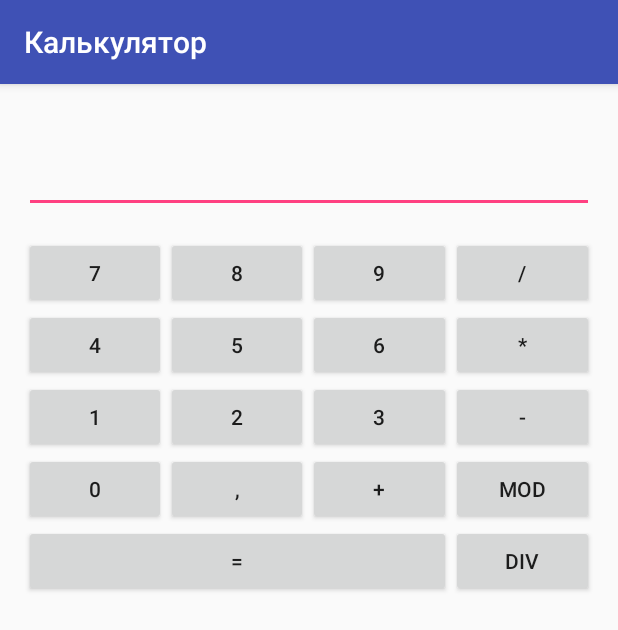
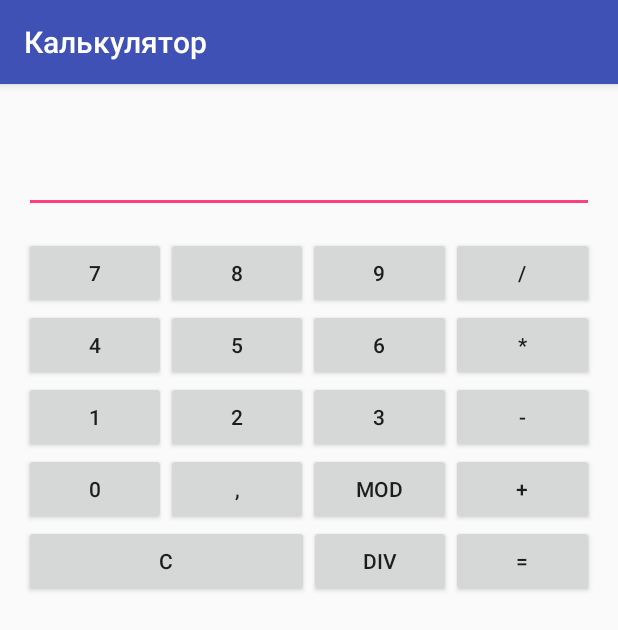
Before and after one commit to viamarvin/cp481, an Android app: the CalcActivity screen opened directly, with no data from a screen before it, on a phone screen of 412 x 824 dp. Shown: the top 630 px of the screen. Run offline under Robolectric (Android 15) with nearby library versions, the phone set to English and light mode, and no system bars.

Commit message:
- add reset button - fixed bug

```diff
--- a/app/src/main/res/layout/calc.xml
+++ b/app/src/main/res/layout/calc.xml
@@ -13,6 +13,12 @@
 
         <TextView
             android:id="@+id/resultField"
+            android:layout_width="0dp"
+            android:layout_weight="1"
+            android:textSize="18sp"
+            android:layout_height="wrap_content" />
+        <TextView
+            android:id="@+id/operandField"
             android:layout_width="0dp"
             android:layout_weight="1"
             android:textSize="18sp"
@@ -124,17 +130,17 @@
             android:text=","
             android:onClick="onNumberClick"/>
         <Button
+            android:layout_width="0dp"
+            android:layout_height="wrap_content"
+            android:layout_weight="1"
+            android:onClick="onOperationClick"
+            android:text="mod" />
+        <Button
             android:layout_weight="1"
             android:layout_width="0dp"
             android:layout_height="wrap_content"
             android:text="+"
             android:onClick="onOperationClick"/>
-        <Button
-            android:layout_width="0dp"
-            android:layout_height="wrap_content"
-            android:layout_weight="1"
-            android:onClick="onOperationClick"
-            android:text="mod" />
     </LinearLayout>
     <LinearLayout
         android:layout_width="match_parent"
@@ -142,14 +148,21 @@
         <Button
             android:layout_width="0dp"
             android:layout_height="wrap_content"
-            android:layout_weight="3"
-            android:onClick="onOperationClick"
-            android:text="=" />
+            android:layout_weight="2"
+            android:onClick="onClearClick"
+            android:text="C" />
         <Button
             android:layout_width="0dp"
             android:layout_height="wrap_content"
             android:layout_weight="1"
             android:onClick="onOperationClick"
             android:text="div" />
+        <Button
+            android:layout_width="0dp"
+            android:layout_height="wrap_content"
+            android:layout_weight="1"
+            android:onClick="onOperationClick"
+            android:text="=" />
+
     </LinearLayout>
 </LinearLayout>
```
Also changed, not shown: app/src/main/java/me/podrezov/cp481/CalcActivity.java (+15 -2 lines).
